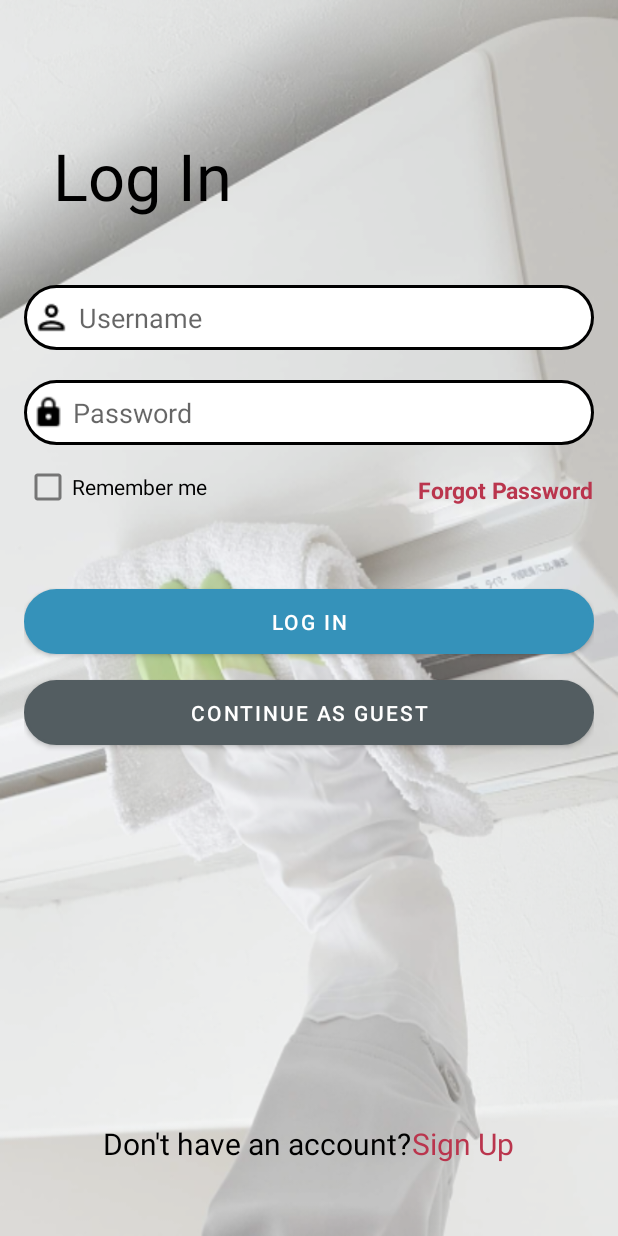
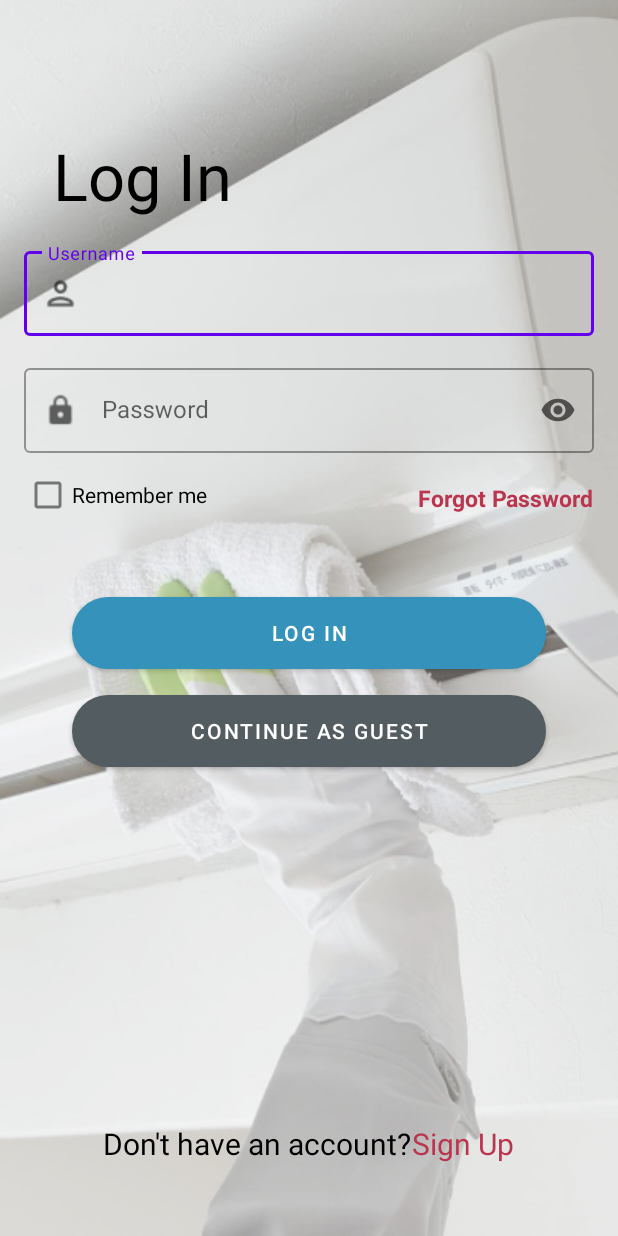
Before and after one commit to jikisan/ServiceHub, an Android app: the screen it shows after launch (login_page), on a phone screen of 412 x 824 dp. Run offline under Robolectric (Android 15) with nearby library versions, the phone set to English and light mode, and no system bars; our stand-ins replace Firebase (no records; nobody signed in at launch, a user with empty details on screens opened directly).

Commit message:
modify login layout

```diff
--- a/app/src/main/java/com/example/servicehub/add_listing_page.java
+++ b/app/src/main/java/com/example/servicehub/add_listing_page.java
@@ -247,6 +247,7 @@ public class add_listing_page extends AppCompatActivity {
         StorageReference fileReference = listingStorage.child(imageUri.getLastPathSegment());
 
         String listName = et_listingName.getText().toString();
+        String listAddress = tv_address.getText().toString();
         String listPrice = et_price.getText().toString();
         String listQuantity = tv_quantity.getText().toString();
         String listDesc = et_listDesc.getText().toString();
@@ -263,7 +264,7 @@ public class add_listing_page extends AppCompatActivity {
                     public void onSuccess(Uri uri) {
                         final String downloadUrl = uri.toString();
 
-                        Listings listings = new Listings(downloadUrl, imageName, listName, latLng, listPrice, listQuantity, listDesc, ratingsText);
+                        Listings listings = new Listings(downloadUrl, imageName, listName, latLng, listAddress, listPrice, listQuantity, listDesc, ratingsText);
 
                         listingDatabase.push().setValue(listings).addOnCompleteListener(new OnCompleteListener<Void>() {
                             @Override
--- a/app/src/main/java/com/example/servicehub/add_project_page.java
+++ b/app/src/main/java/com/example/servicehub/add_project_page.java
@@ -238,7 +238,7 @@ public class add_project_page extends AppCompatActivity {
                     public void onSuccess(Uri uri) {
                         final String downloadUrl = uri.toString();
 
-                        Projects projects = new Projects(downloadUrl, imageName, projName, projAddress, price, projTimeSlot, projInstruction, latLng, ratingsText);
+                        Projects projects = new Projects(downloadUrl, imageName, projName, latLng, projAddress, price, projTimeSlot, projInstruction, ratingsText);
 
                         projectDatabase.push().setValue(projects).addOnCompleteListener(new OnCompleteListener<Void>() {
                             @Override
--- a/app/src/main/res/layout/login_page.xml
+++ b/app/src/main/res/layout/login_page.xml
@@ -21,36 +21,53 @@
         app:layout_constraintStart_toStartOf="parent"
         app:layout_constraintTop_toTopOf="parent" />
 
-    <EditText
-        android:id="@+id/et_username"
+    <com.google.android.material.textfield.TextInputLayout
+        android:id="@+id/et_usernameLayout"
         android:layout_width="match_parent"
-        android:layout_height="43dp"
-        android:layout_marginTop="44dp"
-        android:background="@drawable/rounded"
-        android:drawableLeft="@drawable/username_icon"
-        android:drawablePadding="5dp"
+        android:layout_height="wrap_content"
+        android:layout_marginTop="16dp"
         android:hint="Username"
-        android:paddingLeft="5sp"
-        android:paddingRight="5sp"
+        app:endIconMode="clear_text"
+        style="@style/Widget.MaterialComponents.TextInputLayout.OutlinedBox"
+        app:startIconDrawable="@drawable/username_icon"
         app:layout_constraintEnd_toEndOf="parent"
         app:layout_constraintStart_toStartOf="parent"
-        app:layout_constraintTop_toBottomOf="@+id/textView" />
+        app:layout_constraintTop_toBottomOf="@+id/textView">
 
-    <EditText
-        android:id="@+id/et_password"
+        <com.google.android.material.textfield.TextInputEditText
+
+            android:id="@+id/et_username"
+            android:layout_width="match_parent"
+            android:layout_height="wrap_content"
+            />
+
+    </com.google.android.material.textfield.TextInputLayout>
+
+
+    <com.google.android.material.textfield.TextInputLayout
+        android:id="@+id/et_passwordLayout"
         android:layout_width="match_parent"
-        android:layout_height="43dp"
-        android:layout_marginTop="20dp"
-        android:background="@drawable/rounded"
-        android:drawableLeft="@drawable/password_icon"
-        android:drawablePadding="5dp"
+        android:layout_height="wrap_content"
+        android:layout_marginTop="16dp"
         android:hint="Password"
         android:inputType="textPassword"
-        android:paddingRight="5sp"
-        android:paddingLeft="5sp"
+        app:startIconDrawable="@drawable/password_icon"
+        app:endIconMode="password_toggle"
+        style="@style/Widget.MaterialComponents.TextInputLayout.OutlinedBox"
         app:layout_constraintEnd_toEndOf="parent"
         app:layout_constraintStart_toStartOf="parent"
-        app:layout_constraintTop_toBottomOf="@+id/et_username" />
+        app:layout_constraintTop_toBottomOf="@+id/et_usernameLayout" >
+
+        <com.google.android.material.textfield.TextInputEditText
+
+            android:id="@+id/et_password"
+            android:inputType="textPassword"
+            android:layout_width="match_parent"
+            android:layout_height="wrap_content"
+            />
+
+    </com.google.android.material.textfield.TextInputLayout>
+
 
     <CheckBox
         android:id="@+id/cb_rememberMe"
@@ -58,8 +75,8 @@
         android:layout_height="wrap_content"
         android:layout_marginTop="4dp"
         android:text="Remember me"
-        app:layout_constraintStart_toStartOf="@+id/et_password"
-        app:layout_constraintTop_toBottomOf="@+id/et_password" />
+        app:layout_constraintStart_toStartOf="@+id/et_passwordLayout"
+        app:layout_constraintTop_toBottomOf="@+id/et_passwordLayout" />
 
     <TextView
         android:id="@+id/tv_ForgotPassword"
@@ -70,17 +87,20 @@
         android:textSize="15sp"
         android:textStyle="bold"
         app:layout_constraintBottom_toBottomOf="@+id/cb_rememberMe"
-        app:layout_constraintEnd_toEndOf="@+id/et_password"
+        app:layout_constraintEnd_toEndOf="@+id/et_passwordLayout"
         app:layout_constraintTop_toTopOf="@+id/cb_rememberMe"
         app:layout_constraintVertical_bias="0.571" />
 
     <Button
         android:id="@+id/btn_login"
         android:layout_width="match_parent"
-        android:layout_height="43dp"
+        android:layout_height="wrap_content"
+        android:layout_marginStart="32dp"
+        android:layout_marginLeft="32dp"
         android:layout_marginTop="44dp"
+        android:layout_marginEnd="32dp"
+        android:layout_marginRight="32dp"
         android:background="@drawable/rounded"
-        android:backgroundTint="#3592BA"
         android:text="Log In"
         app:backgroundTint="@color/light_blue"
         app:layout_constraintEnd_toEndOf="parent"
@@ -90,8 +110,12 @@
     <Button
         android:id="@+id/btn_guest"
         android:layout_width="match_parent"
-        android:layout_height="43dp"
+        android:layout_height="wrap_content"
+        android:layout_marginStart="32dp"
+        android:layout_marginLeft="32dp"
         android:layout_marginTop="17dp"
+        android:layout_marginEnd="32dp"
+        android:layout_marginRight="32dp"
         android:background="@drawable/rounded"
         android:backgroundTint="#3592BA"
         android:text="Continue as guest"
--- a/app/src/main/res/layout/seller_dashboard.xml
+++ b/app/src/main/res/layout/seller_dashboard.xml
@@ -25,9 +25,7 @@
         android:layout_marginEnd="8dp"
         android:layout_marginRight="8dp"
         android:layout_marginBottom="8dp"
-        android:src="@drawable/googleg_standard_color_18"
-        app:civ_border_color="@color/light_blue"
-        app:civ_border_width="1dp"
+        android:src="@color/lighter_light_blue"
         app:layout_constraintBottom_toTopOf="@+id/divider"
         app:layout_constraintEnd_toEndOf="parent"
         app:layout_constraintTop_toTopOf="parent" />
@@ -37,7 +35,6 @@
         android:layout_width="wrap_content"
         android:layout_height="wrap_content"
         android:layout_marginEnd="8dp"
-        android:text="June Kyle A. Santerna"
         android:textSize="16sp"
         android:textStyle="bold"
         app:layout_constraintEnd_toStartOf="@+id/iv_userPic"
@@ -55,7 +52,6 @@
         android:layout_width="wrap_content"
         android:layout_height="wrap_content"
         android:layout_marginEnd="8dp"
-        android:text="5.0"
         android:textSize="14sp"
         android:textStyle="bold"
         app:layout_constraintBottom_toBottomOf="@+id/iv_userPic"
--- a/app/src/main/res/layout/tech_dashboard.xml
+++ b/app/src/main/res/layout/tech_dashboard.xml
@@ -25,9 +25,7 @@
         android:layout_marginEnd="8dp"
         android:layout_marginRight="8dp"
         android:layout_marginBottom="8dp"
-        android:src="@drawable/googleg_standard_color_18"
-        app:civ_border_color="@color/light_blue"
-        app:civ_border_width="1dp"
+        android:src="@color/lighter_light_blue"
         app:layout_constraintBottom_toTopOf="@+id/divider"
         app:layout_constraintEnd_toEndOf="parent"
         app:layout_constraintTop_toTopOf="parent" />
@@ -37,7 +35,6 @@
         android:layout_width="wrap_content"
         android:layout_height="wrap_content"
         android:layout_marginEnd="8dp"
-        android:text="June Kyle A. Santerna"
         android:textSize="16sp"
         android:textStyle="bold"
         app:layout_constraintEnd_toStartOf="@+id/iv_userPic"
@@ -55,7 +52,6 @@
         android:layout_width="wrap_content"
         android:layout_height="wrap_content"
         android:layout_marginEnd="8dp"
-        android:text="5.0"
         android:textSize="14sp"
         android:textStyle="bold"
         app:layout_constraintBottom_toBottomOf="@+id/iv_userPic"
```
Also changed, not shown: app/src/main/java/com/example/servicehub/Projects.java (+14 -13 lines), app/src/main/java/com/example/servicehub/edit_listing_page.java (+64 -57 lines), app/src/main/java/com/example/servicehub/edit_project_page.java (+63 -37 lines), app/src/main/res/layout/edit_project_page.xml (+0 -10 lines), app/src/main/res/layout/sign_up_page.xml (+4 -3 lines).
